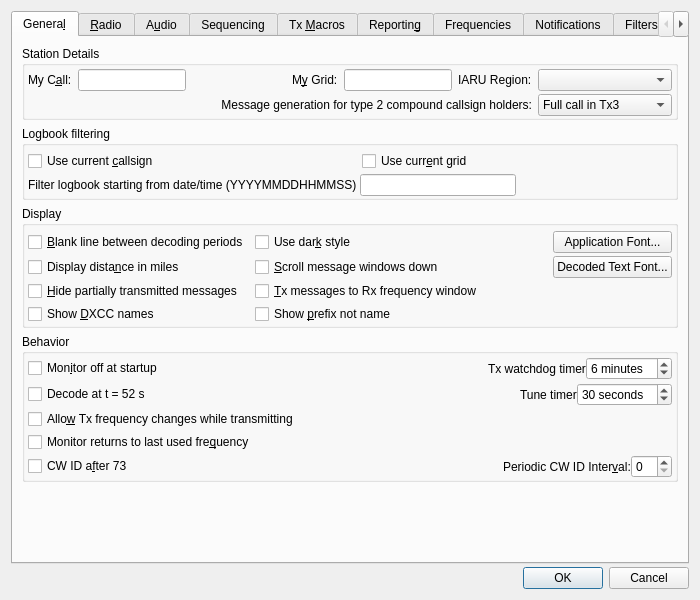
Above: Configuration.ui from mrgadotti/jtdx before the change. Below: the same form after it.
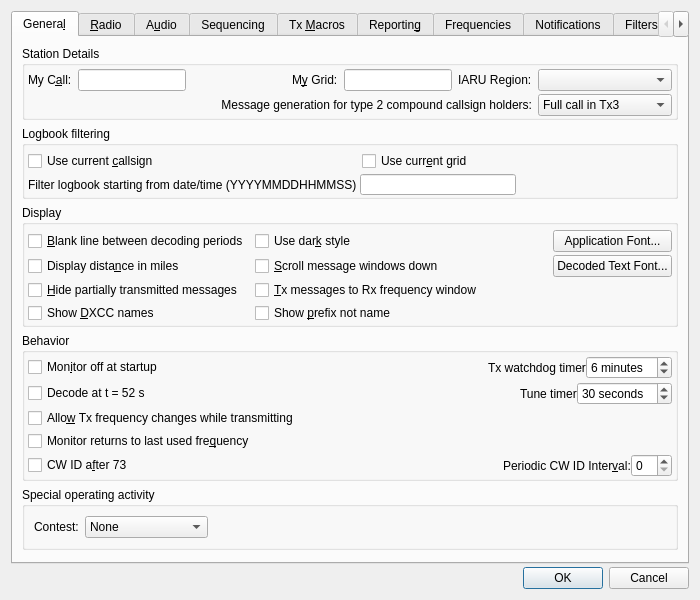
That is the form after the change.

Commit message: feat: WW Digi contest mode

Patch:
```diff
--- a/Configuration.ui
+++ b/Configuration.ui
@@ -673,6 +673,52 @@
          </layout>
         </widget>
        </item>
+       <item>
+        <widget class="QGroupBox" name="special_op_group_box">
+         <property name="title">
+          <string>Special operating activity</string>
+         </property>
+         <layout class="QHBoxLayout" name="special_op_layout">
+          <item>
+           <widget class="QLabel" name="special_op_label">
+            <property name="text">
+             <string>Contest:</string>
+            </property>
+           </widget>
+          </item>
+          <item>
+           <widget class="QComboBox" name="special_op_combo_box">
+            <property name="toolTip">
+             <string>&lt;html&gt;&lt;head/&gt;&lt;body&gt;&lt;p&gt;WW Digi: the contest exchange is your 4 character grid square, sent where the signal report normally goes. Tx1 is not used and a station that answers with a report is left alone for five minutes, because that QSO cannot complete.&lt;/p&gt;&lt;/body&gt;&lt;/html&gt;</string>
+            </property>
+            <item>
+             <property name="text">
+              <string>None</string>
+             </property>
+            </item>
+            <item>
+             <property name="text">
+              <string>WW Digi Contest</string>
+             </property>
+            </item>
+           </widget>
+          </item>
+          <item>
+           <spacer name="special_op_spacer">
+            <property name="orientation">
+             <enum>Qt::Horizontal</enum>
+            </property>
+            <property name="sizeHint" stdset="0">
+             <size>
+              <width>40</width>
+              <height>20</height>
+             </size>
+            </property>
+           </spacer>
+          </item>
+         </layout>
+        </widget>
+       </item>
        <item>
         <spacer name="verticalSpacer">
          <property name="orientation">
```
The commit also changes 6 other files.
